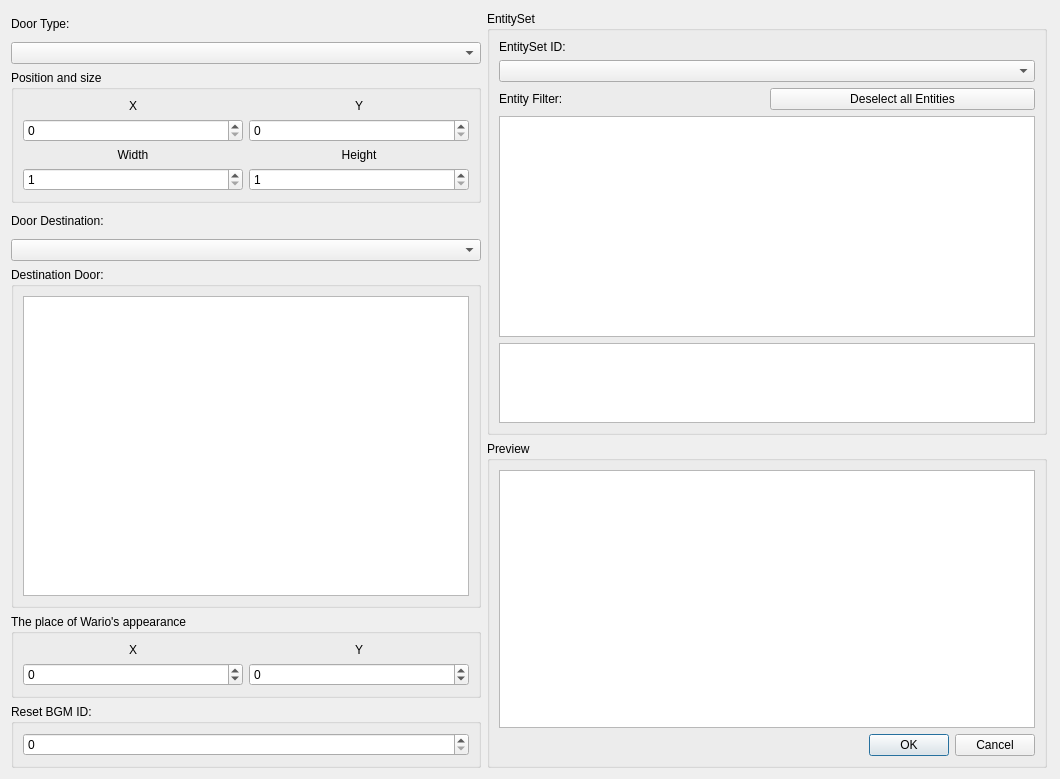
The window that Dialog/DoorConfigDialog.ui (wario-land/WL4Editor) describes before a commit, drawn with Qt 5.
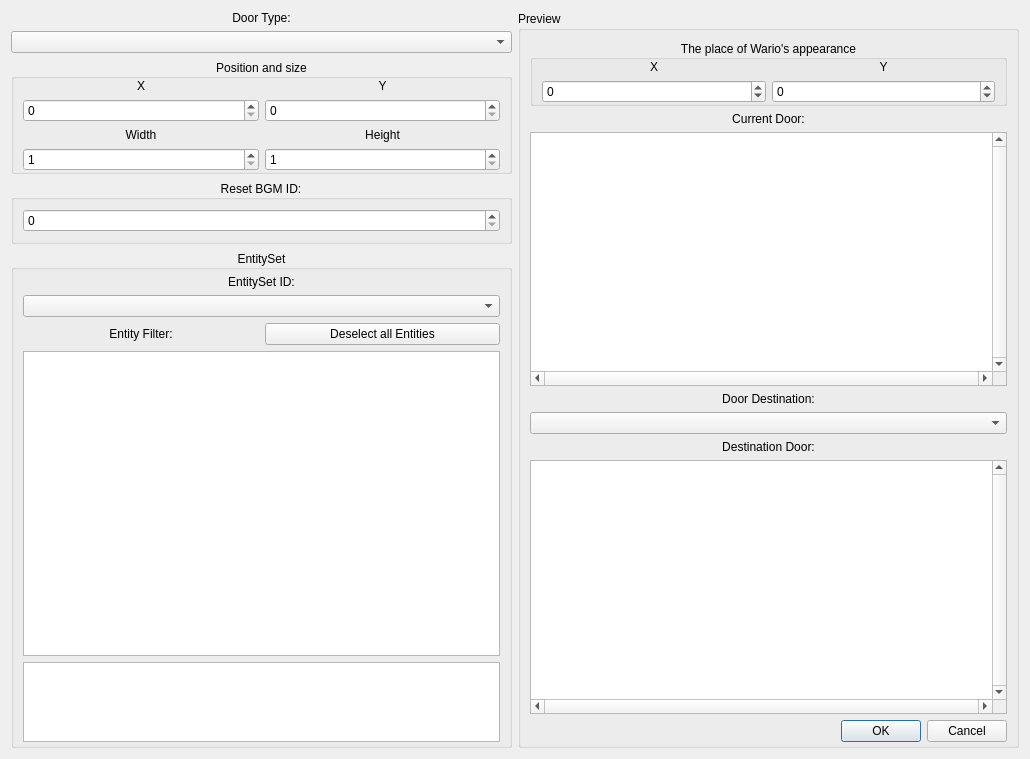
The same window after the commit.

Diff of the .ui file:
```diff
--- a/Dialog/DoorConfigDialog.ui
+++ b/Dialog/DoorConfigDialog.ui
@@ -6,105 +6,85 @@
    <rect>
     <x>0</x>
     <y>0</y>
-    <width>1060</width>
-    <height>779</height>
+    <width>1030</width>
+    <height>759</height>
    </rect>
   </property>
   <property name="windowTitle">
    <string>Door Config</string>
   </property>
-  <layout class="QGridLayout" name="gridLayout_3">
-   <item row="6" column="1" rowspan="3">
-    <widget class="QGroupBox" name="GroupBox_Preview">
-     <property name="maximumSize">
-      <size>
-       <width>560</width>
-       <height>16777215</height>
-      </size>
-     </property>
-     <property name="title">
-      <string>Preview</string>
-     </property>
-     <layout class="QVBoxLayout" name="verticalLayout_5">
+  <layout class="QHBoxLayout" name="horizontalLayout">
       <item>
-       <widget class="QGraphicsView" name="GraphicsView_Preview"/>
-      </item>
-      <item>
-       <widget class="QDialogButtonBox" name="buttonBox">
-        <property name="orientation">
-         <enum>Qt::Horizontal</enum>
-        </property>
-        <property name="standardButtons">
-         <set>QDialogButtonBox::Cancel|QDialogButtonBox::Ok</set>
-        </property>
-       </widget>
-      </item>
-     </layout>
-    </widget>
-   </item>
-   <item row="0" column="1" rowspan="6">
-    <widget class="QGroupBox" name="GroupBox_EntitySet">
-     <property name="title">
-      <string>EntitySet</string>
+    <layout class="QVBoxLayout" name="verticalLayout_6">
+     <property name="spacing">
+      <number>6</number>
+     </property>
+     <property name="sizeConstraint">
+      <enum>QLayout::SetDefaultConstraint</enum>
+     </property>
+     <property name="rightMargin">
+      <number>0</number>
      </property>
-     <layout class="QGridLayout" name="gridLayout_4">
-      <item row="2" column="0">
-       <widget class="QLabel" name="Label_EntityFilter">
-        <property name="text">
-         <string>Entity Filter:</string>
-        </property>
-       </widget>
-      </item>
-      <item row="2" column="1">
-       <widget class="QPushButton" name="pushButton_DeselectAll">
+     <item>
+      <widget class="QLabel" name="Label_DoorType">
+       <property name="sizePolicy">
+        <sizepolicy hsizetype="Expanding" vsizetype="Fixed">
+         <horstretch>0</horstretch>
+         <verstretch>0</verstretch>
+        </sizepolicy>
+       </property>
         <property name="text">
-         <string>Deselect all Entities</string>
-        </property>
-       </widget>
-      </item>
-      <item row="0" column="0" colspan="2">
-       <widget class="QLabel" name="Label_EntitySetID">
-        <property name="text">
-         <string>EntitySet ID:</string>
-        </property>
-       </widget>
-      </item>
-      <item row="1" column="0" colspan="2">
-       <widget class="QComboBox" name="ComboBox_EntitySetID"/>
-      </item>
-      <item row="3" column="0" colspan="2">
-       <widget class="QTableView" name="TableView_EntityFilter">
-        <property name="minimumSize">
-         <size>
-          <width>0</width>
-          <height>0</height>
-         </size>
+        <string>Door Type:</string>
+       </property>
+       <property name="alignment">
+        <set>Qt::AlignCenter</set>
+       </property>
+       <property name="wordWrap">
+        <bool>false</bool>
         </property>
        </widget>
       </item>
-      <item row="4" column="0" colspan="2">
-       <widget class="QTextEdit" name="TextEdit_AllTheEntities">
-        <property name="maximumSize">
-         <size>
-          <width>16777215</width>
-          <height>80</height>
-         </size>
+     <item>
+      <widget class="QComboBox" name="ComboBox_DoorType">
+       <property name="sizePolicy">
+        <sizepolicy hsizetype="Expanding" vsizetype="Fixed">
+         <horstretch>0</horstretch>
+         <verstretch>0</verstretch>
+        </sizepolicy>
         </property>
        </widget>
       </item>
-     </layout>
-    </widget>
-   </item>
-   <item row="2" column="0">
+     <item>
     <widget class="QGroupBox" name="GroupBox_PositionAndSize">
+       <property name="sizePolicy">
+        <sizepolicy hsizetype="Expanding" vsizetype="Fixed">
+         <horstretch>0</horstretch>
+         <verstretch>0</verstretch>
+        </sizepolicy>
+       </property>
      <property name="title">
       <string>Position and size</string>
      </property>
+       <property name="alignment">
+        <set>Qt::AlignCenter</set>
+       </property>
      <layout class="QVBoxLayout" name="verticalLayout">
+        <property name="topMargin">
+         <number>0</number>
+        </property>
+        <property name="bottomMargin">
+         <number>0</number>
+        </property>
       <item>
        <layout class="QGridLayout" name="gridLayout">
         <item row="1" column="0">
          <widget class="QSpinBox" name="SpinBox_DoorX">
+            <property name="sizePolicy">
+             <sizepolicy hsizetype="Expanding" vsizetype="Fixed">
+              <horstretch>0</horstretch>
+              <verstretch>0</verstretch>
+             </sizepolicy>
+            </property>
           <property name="maximum">
            <number>255</number>
           </property>
@@ -132,6 +112,12 @@
         </item>
         <item row="1" column="1">
          <widget class="QSpinBox" name="SpinBox_DoorY">
+            <property name="sizePolicy">
+             <sizepolicy hsizetype="Expanding" vsizetype="Fixed">
+              <horstretch>0</horstretch>
+              <verstretch>0</verstretch>
+             </sizepolicy>
+            </property>
           <property name="maximum">
            <number>255</number>
           </property>
@@ -159,6 +145,12 @@
         </item>
         <item row="3" column="0">
          <widget class="QSpinBox" name="SpinBox_DoorWidth">
+            <property name="sizePolicy">
+             <sizepolicy hsizetype="Expanding" vsizetype="Fixed">
+              <horstretch>0</horstretch>
+              <verstretch>0</verstretch>
+             </sizepolicy>
+            </property>
           <property name="minimum">
            <number>1</number>
           </property>
@@ -169,6 +161,12 @@
         </item>
         <item row="3" column="1">
          <widget class="QSpinBox" name="SpinBox_DoorHeight">
+            <property name="sizePolicy">
+             <sizepolicy hsizetype="Expanding" vsizetype="Fixed">
+              <horstretch>0</horstretch>
+              <verstretch>0</verstretch>
+             </sizepolicy>
+            </property>
           <property name="minimum">
            <number>1</number>
           </property>
@@ -182,41 +180,205 @@
      </layout>
     </widget>
    </item>
-   <item row="5" column="0" rowspan="2">
-    <widget class="QGroupBox" name="GroupBox_DestinationDoor">
-     <property name="maximumSize">
-      <size>
-       <width>470</width>
-       <height>16777215</height>
-      </size>
+     <item>
+      <widget class="QGroupBox" name="GroupBox_BGM_ID">
+       <property name="sizePolicy">
+        <sizepolicy hsizetype="Expanding" vsizetype="Fixed">
+         <horstretch>0</horstretch>
+         <verstretch>0</verstretch>
+        </sizepolicy>
      </property>
      <property name="title">
-      <string>Destination Door:</string>
+        <string>Reset BGM ID:</string>
+       </property>
+       <property name="alignment">
+        <set>Qt::AlignCenter</set>
+       </property>
+       <layout class="QVBoxLayout" name="verticalLayout_4">
+        <item>
+         <widget class="QSpinBox" name="SpinBox_BGM_ID">
+          <property name="maximum">
+           <number>818</number>
+          </property>
+         </widget>
+        </item>
+       </layout>
+      </widget>
+     </item>
+     <item>
+      <widget class="QGroupBox" name="GroupBox_EntitySet">
+       <property name="sizePolicy">
+        <sizepolicy hsizetype="Expanding" vsizetype="Expanding">
+         <horstretch>0</horstretch>
+         <verstretch>0</verstretch>
+        </sizepolicy>
+       </property>
+       <property name="title">
+        <string>EntitySet</string>
+       </property>
+       <property name="alignment">
+        <set>Qt::AlignCenter</set>
      </property>
      <layout class="QVBoxLayout" name="verticalLayout_2">
+        <property name="topMargin">
+         <number>5</number>
+        </property>
+        <property name="bottomMargin">
+         <number>3</number>
+        </property>
       <item>
-       <widget class="QGraphicsView" name="GraphicsView_DestinationDoor">
+         <widget class="QLabel" name="Label_EntitySetID">
+          <property name="sizePolicy">
+           <sizepolicy hsizetype="Preferred" vsizetype="Fixed">
+            <horstretch>0</horstretch>
+            <verstretch>0</verstretch>
+           </sizepolicy>
+          </property>
+          <property name="text">
+           <string>EntitySet ID:</string>
+          </property>
+          <property name="alignment">
+           <set>Qt::AlignCenter</set>
+          </property>
+         </widget>
+        </item>
+        <item>
+         <widget class="QComboBox" name="ComboBox_EntitySetID"/>
+        </item>
+        <item>
+         <layout class="QHBoxLayout" name="horizontalLayout_2">
+          <property name="topMargin">
+           <number>0</number>
+          </property>
+          <item>
+           <widget class="QLabel" name="Label_EntityFilter">
+            <property name="sizePolicy">
+             <sizepolicy hsizetype="Expanding" vsizetype="Preferred">
+              <horstretch>0</horstretch>
+              <verstretch>0</verstretch>
+             </sizepolicy>
+            </property>
+            <property name="text">
+             <string>Entity Filter:</string>
+            </property>
+            <property name="alignment">
+             <set>Qt::AlignCenter</set>
+            </property>
+           </widget>
+          </item>
+          <item>
+           <widget class="QPushButton" name="pushButton_DeselectAll">
+            <property name="sizePolicy">
+             <sizepolicy hsizetype="Expanding" vsizetype="Fixed">
+              <horstretch>0</horstretch>
+              <verstretch>0</verstretch>
+             </sizepolicy>
+            </property>
+            <property name="text">
+             <string>Deselect all Entities</string>
+            </property>
+           </widget>
+          </item>
+         </layout>
+        </item>
+        <item>
+         <widget class="QTableView" name="TableView_EntityFilter">
         <property name="minimumSize">
          <size>
           <width>0</width>
-          <height>300</height>
+            <height>240</height>
          </size>
         </property>
        </widget>
       </item>
+        <item>
+         <widget class="QTextEdit" name="TextEdit_AllTheEntities">
+          <property name="maximumSize">
+           <size>
+            <width>16777215</width>
+            <height>80</height>
+           </size>
+          </property>
+         </widget>
+        </item>
+        <item>
+         <spacer name="horizontalSpacer">
+          <property name="orientation">
+           <enum>Qt::Horizontal</enum>
+          </property>
+          <property name="sizeHint" stdset="0">
+           <size>
+            <width>40</width>
+            <height>0</height>
+           </size>
+          </property>
+         </spacer>
+        </item>
      </layout>
     </widget>
    </item>
-   <item row="7" column="0">
+    </layout>
+   </item>
+   <item>
+    <layout class="QVBoxLayout" name="verticalLayout_7">
+     <property name="rightMargin">
+      <number>0</number>
+     </property>
+     <item>
+      <widget class="QGroupBox" name="GroupBox_Preview">
+       <property name="sizePolicy">
+        <sizepolicy hsizetype="Minimum" vsizetype="Preferred">
+         <horstretch>0</horstretch>
+         <verstretch>0</verstretch>
+        </sizepolicy>
+       </property>
+       <property name="maximumSize">
+        <size>
+         <width>16777215</width>
+         <height>16777215</height>
+        </size>
+       </property>
+       <property name="whatsThis">
+        <string/>
+       </property>
+       <property name="title">
+        <string>Preview</string>
+       </property>
+       <layout class="QVBoxLayout" name="verticalLayout_5">
+        <property name="bottomMargin">
+         <number>3</number>
+        </property>
+        <item>
     <widget class="QGroupBox" name="GroupBox_AppearancePlace">
+          <property name="sizePolicy">
+           <sizepolicy hsizetype="Minimum" vsizetype="Fixed">
+            <horstretch>0</horstretch>
+            <verstretch>0</verstretch>
+           </sizepolicy>
+          </property>
      <property name="title">
       <string>The place of Wario's appearance</string>
      </property>
+          <property name="alignment">
+           <set>Qt::AlignCenter</set>
+          </property>
      <layout class="QVBoxLayout" name="verticalLayout_3">
+           <property name="topMargin">
+            <number>0</number>
+           </property>
+           <property name="bottomMargin">
+            <number>0</number>
+           </property>
       <item>
        <layout class="QGridLayout" name="gridLayout_2">
         <item row="0" column="0">
          <widget class="QLabel" name="Label_WarioX">
+               <property name="sizePolicy">
+                <sizepolicy hsizetype="Minimum" vsizetype="Preferred">
+                 <horstretch>0</horstretch>
+                 <verstretch>0</verstretch>
+                </sizepolicy>
+               </property>
           <property name="text">
            <string>X</string>
           </property>
@@ -227,6 +389,12 @@
         </item>
         <item row="0" column="1">
          <widget class="QLabel" name="Label_WarioY">
+               <property name="sizePolicy">
+                <sizepolicy hsizetype="Minimum" vsizetype="Preferred">
+                 <horstretch>0</horstretch>
+                 <verstretch>0</verstretch>
+                </sizepolicy>
+               </property>
           <property name="text">
            <string>Y</string>
           </property>
@@ -260,41 +428,134 @@
      </layout>
     </widget>
    </item>
-   <item row="4" column="0">
-    <widget class="QComboBox" name="ComboBox_DoorDestinationPicker"/>
-   </item>
-   <item row="0" column="0">
-    <widget class="QLabel" name="Label_DoorType">
+        <item>
+         <widget class="QLabel" name="label_CurrentDoor">
+          <property name="sizePolicy">
+           <sizepolicy hsizetype="Minimum" vsizetype="Preferred">
+            <horstretch>0</horstretch>
+            <verstretch>0</verstretch>
+           </sizepolicy>
+          </property>
      <property name="text">
-      <string>Door Type:</string>
-     </property>
-    </widget>
-   </item>
-   <item row="3" column="0">
+           <string>Current Door:</string>
+          </property>
+          <property name="alignment">
+           <set>Qt::AlignCenter</set>
+          </property>
+         </widget>
+        </item>
+        <item>
+         <widget class="QGraphicsView" name="GraphicsView_Preview">
+          <property name="sizePolicy">
+           <sizepolicy hsizetype="Ignored" vsizetype="Expanding">
+            <horstretch>0</horstretch>
+            <verstretch>0</verstretch>
+           </sizepolicy>
+          </property>
+          <property name="verticalScrollBarPolicy">
+           <enum>Qt::ScrollBarAlwaysOn</enum>
+          </property>
+          <property name="horizontalScrollBarPolicy">
+           <enum>Qt::ScrollBarAlwaysOn</enum>
+          </property>
+          <property name="sizeAdjustPolicy">
+           <enum>QAbstractScrollArea::AdjustToContents</enum>
+          </property>
+          <property name="viewportUpdateMode">
+           <enum>QGraphicsView::FullViewportUpdate</enum>
+          </property>
+         </widget>
+        </item>
+        <item>
     <widget class="QLabel" name="Label_DoorDestination">
+          <property name="sizePolicy">
+           <sizepolicy hsizetype="Minimum" vsizetype="Fixed">
+            <horstretch>0</horstretch>
+            <verstretch>0</verstretch>
+           </sizepolicy>
+          </property>
      <property name="text">
       <string>Door Destination:</string>
      </property>
-    </widget>
-   </item>
-   <item row="1" column="0">
-    <widget class="QComboBox" name="ComboBox_DoorType"/>
-   </item>
-   <item row="8" column="0">
-    <widget class="QGroupBox" name="GroupBox_BGM_ID">
-     <property name="title">
-      <string>Reset BGM ID:</string>
-     </property>
-     <layout class="QVBoxLayout" name="verticalLayout_4">
+          <property name="alignment">
+           <set>Qt::AlignCenter</set>
+          </property>
+         </widget>
+        </item>
+        <item>
+         <widget class="QComboBox" name="ComboBox_DoorDestinationPicker">
+          <property name="sizePolicy">
+           <sizepolicy hsizetype="Minimum" vsizetype="Fixed">
+            <horstretch>0</horstretch>
+            <verstretch>0</verstretch>
+           </sizepolicy>
+          </property>
+         </widget>
+        </item>
+        <item>
+         <widget class="QLabel" name="label_DestinationDoor">
+          <property name="sizePolicy">
+           <sizepolicy hsizetype="Preferred" vsizetype="Fixed">
+            <horstretch>0</horstretch>
+            <verstretch>0</verstretch>
+           </sizepolicy>
+          </property>
+          <property name="text">
+           <string>Destination Door:</string>
+          </property>
+          <property name="alignment">
+           <set>Qt::AlignCenter</set>
+          </property>
+         </widget>
+        </item>
       <item>
-       <widget class="QSpinBox" name="SpinBox_BGM_ID">
-        <property name="maximum">
-         <number>818</number>
-        </property>
-       </widget>
-      </item>
-     </layout>
-    </widget>
+         <widget class="QGraphicsView" name="GraphicsView_DestinationDoor">
+          <property name="sizePolicy">
+           <sizepolicy hsizetype="Ignored" vsizetype="Expanding">
+            <horstretch>0</horstretch>
+            <verstretch>0</verstretch>
+           </sizepolicy>
+          </property>
+          <property name="minimumSize">
+           <size>
+            <width>0</width>
+            <height>0</height>
+           </size>
+          </property>
+          <property name="verticalScrollBarPolicy">
+           <enum>Qt::ScrollBarAlwaysOn</enum>
+          </property>
+          <property name="horizontalScrollBarPolicy">
+           <enum>Qt::ScrollBarAlwaysOn</enum>
+          </property>
+          <property name="sizeAdjustPolicy">
+           <enum>QAbstractScrollArea::AdjustToContents</enum>
+          </property>
+          <property name="viewportUpdateMode">
+           <enum>QGraphicsView::FullViewportUpdate</enum>
+          </property>
+         </widget>
+        </item>
+        <item>
+         <widget class="QDialogButtonBox" name="buttonBox">
+          <property name="sizePolicy">
+           <sizepolicy hsizetype="Minimum" vsizetype="Fixed">
+            <horstretch>0</horstretch>
+            <verstretch>0</verstretch>
+           </sizepolicy>
+          </property>
+          <property name="orientation">
+           <enum>Qt::Horizontal</enum>
+          </property>
+          <property name="standardButtons">
+           <set>QDialogButtonBox::Cancel|QDialogButtonBox::Ok</set>
+          </property>
+         </widget>
+        </item>
+       </layout>
+      </widget>
+     </item>
+    </layout>
    </item>
   </layout>
  </widget>
```
Lines whose indentation alone changed are shown as unchanged.
